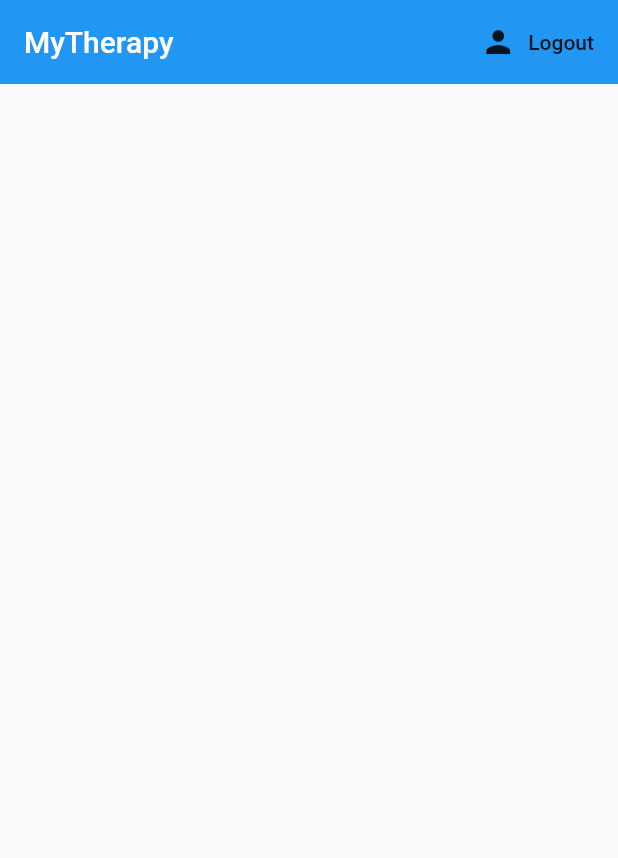
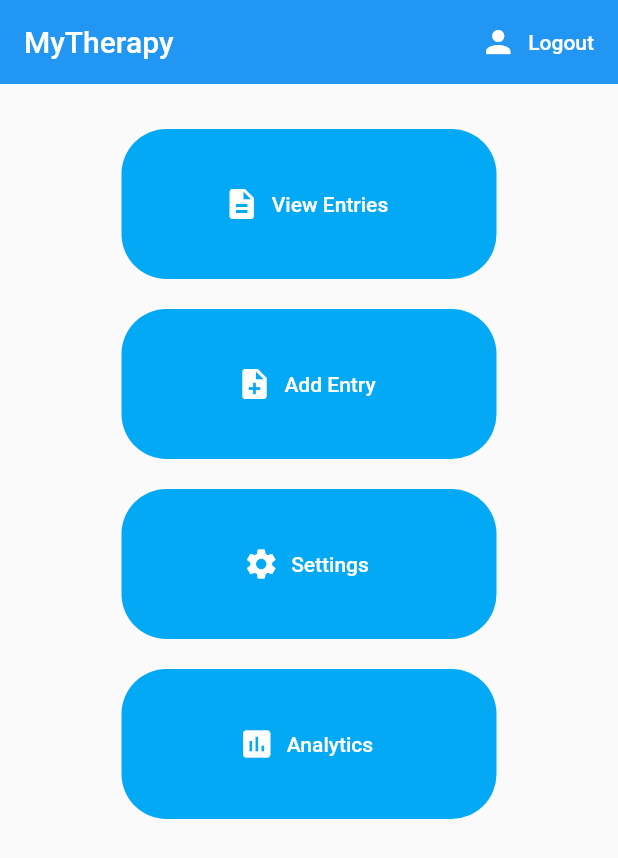
Before and after one commit to DavidParnell95/Final-Year-Project-MyTherapy, a Flutter app: the screen it shows once a user with an empty profile is signed in, after a tap on "Logout", on a phone screen of 412 x 824 dp. Shown: the top 858 px of the screen. Run offline on Flutter 3.47's test engine with Material 2 defaults, Android fonts, the phone set to English and light mode, and no system bars; our stand-ins replace cloud_firestore, firebase_auth, flutter_spinkit, toast; accounts and stored records are empty.

Commit message:
Add entries, styling and home menu
Home menu created addEntry form created and general styling added

```diff
--- a/App/my_therapy/lib/Screens/Authenticate/register.dart
+++ b/App/my_therapy/lib/Screens/Authenticate/register.dart
@@ -42,8 +42,8 @@ class _RegisterState extends State<Register>
 
           //switch to sign in
           FlatButton.icon(
-            icon: Icon(Icons.person),
-            label: Text('Sign In'),
+            icon: Icon(Icons.person,color: textColor),
+            label: Text('Sign In', style: TextStyle(color: textColor)),
             onPressed: ()=> widget.toggleView(),
           ),
         ],
@@ -103,7 +103,7 @@ class _RegisterState extends State<Register>
                 color: Colors.lightBlue,
                 child: Text(
                   'Register',
-                  style: TextStyle(color: Colors.white),
+                  style: TextStyle(color: textColor),
                 ),
                 onPressed: () async{
 
--- a/App/my_therapy/lib/Screens/Authenticate/sign_in.dart
+++ b/App/my_therapy/lib/Screens/Authenticate/sign_in.dart
@@ -42,15 +42,15 @@ class _SignInState extends State<SignIn>
     return loading ? Loading() : Scaffold(
       appBar: AppBar(
         title: Text('Sign In',
-        style: TextStyle(color: Colors.white),
+        style: TextStyle(color: textColor),
         ),
 
         actions: <Widget>[
 
           //switch to register
           FlatButton.icon(
-              icon: Icon(Icons.person),
-              label: Text('Register'),
+              icon: Icon(Icons.person, color: textColor),
+              label: Text('Register',style: TextStyle(color: textColor)),
               onPressed: () =>widget.toggleView(),
           )
         ],
@@ -99,10 +99,10 @@ class _SignInState extends State<SignIn>
               //Log in button
               SizedBox(height: 20.0),
               RaisedButton(
-                color: Colors.lightBlue,
+                color: buttonColor,
                 child: Text(
                   "Sign In",
-                    style: TextStyle(color: Colors.white),
+                    style: TextStyle(color: textColor),
                 ),
                 onPressed: () async{
 
--- a/App/my_therapy/lib/Screens/Home/home.dart
+++ b/App/my_therapy/lib/Screens/Home/home.dart
@@ -1,5 +1,8 @@
 import 'package:flutter/material.dart';
+import 'package:my_therapy/Shared/constants.dart';
+import 'package:my_therapy/Screens/Entries/add_entry.dart';
 import 'package:my_therapy/Services/auth.dart';
+import 'package:toast/toast.dart';
 
 class Home extends StatelessWidget
 {
@@ -7,15 +10,18 @@ class Home extends StatelessWidget
 
   @override
   Widget build(BuildContext context) {
-    // TODO: implement build
+
     return Scaffold(
       appBar: AppBar(
         title: Text('MyTherapy'),
         elevation: 0.0,
         actions: <Widget>[
           FlatButton.icon(
-            icon: Icon(Icons.person),
-            label: Text('Logout') ,
+            icon: Icon(Icons.person, color: textColor),
+            label: Text(
+              "Logout",
+              style: TextStyle(color: textColor),
+            ),
             onPressed: () async{
               await _auth.logOut();
             },
@@ -23,6 +29,131 @@ class Home extends StatelessWidget
         ],
       ),
 
+      body: Container(
+        child:Center(
+          child: Column(
+          children: <Widget>[
+            SizedBox(height: 30),
+
+            //View Entries
+            SizedBox(
+              height: 100,
+              width: 250,
+
+              child: FlatButton.icon(
+                color: Colors.lightBlue,
+                icon: Icon(Icons.description, color: textColor),
+                label: Text(
+                  "View Entries",
+                  style: TextStyle(color: textColor),
+                ),
+
+                //Button shape
+                shape: new RoundedRectangleBorder(
+                  borderRadius: new BorderRadius.circular(30.0),
+                ),
+
+                onPressed: (){
+                  Toast.show(
+                      "UNDER CONSTRTUCTION",
+                      context,
+                      duration: Toast.LENGTH_SHORT,
+                      gravity: Toast.BOTTOM
+                  );
+                },
+              ),
+            ),
+
+            //Add Entry
+            SizedBox(height: 20),
+            SizedBox(
+                height: 100,
+                width: 250,
+
+                child: FlatButton.icon(
+                  color: Colors.lightBlue,
+                  icon: Icon(Icons.note_add, color: textColor),
+                  label: Text(
+                      "Add Entry",
+                      style: TextStyle(color: textColor)
+                  ),
+
+                  //Button shape
+                  shape: new RoundedRectangleBorder(
+                      borderRadius: new BorderRadius.circular(30.0),
+                  ),
+                  onPressed: (){
+                    //Navigate to Add Entry
+                    Navigator.push(
+                      context,
+                      new MaterialPageRoute(builder: (ctxt) => new AddEntry()),
+                    );
+                  },
+                )
+            ),
+
+            //Settings
+            SizedBox(height: 20),
+            SizedBox(
+                height: 100,
+                width: 250,
+
+                child: FlatButton.icon(
+                  color: Colors.lightBlue,
+                  icon: Icon(Icons.settings,color: textColor),
+                  label: Text(
+                    "Settings",
+                    style: TextStyle(color: textColor),
+                  ),
+
+                  //Button shape
+                  shape: new RoundedRectangleBorder(
+                      borderRadius: new BorderRadius.circular(30.0)
+                  ),
+                  onPressed: (){
+                    Toast.show(
+                      "UNDER CONSTRTUCTION",
+                      context,
+                      duration: Toast.LENGTH_SHORT,
+                      gravity: Toast.BOTTOM
+                    );
+                  },
+                ),
+                ),
+
+            //analytics button
+            SizedBox(height: 20),
+            SizedBox(
+              height: 100,
+              width: 250,
+
+              child: FlatButton.icon(
+                color: Colors.lightBlue,
+                icon: Icon(Icons.assessment,color: textColor),
+                label: Text(
+                  "Analytics",
+                  style: TextStyle(color: textColor),
+                ),
+
+                //Button shape
+                shape: new RoundedRectangleBorder(
+                    borderRadius: new BorderRadius.circular(30.0)
+                ),
+                onPressed: (){
+                  Toast.show(
+                      "UNDER CONSTRTUCTION",
+                      context,
+                      duration: Toast.LENGTH_SHORT,
+                      gravity: Toast.BOTTOM
+                  );
+                },
+              ),
+            ),
+          ],
+        ),
+      ),
+
+    ),
     );
   }
 }
--- a/App/my_therapy/pubspec.yaml
+++ b/App/my_therapy/pubspec.yaml
@@ -24,6 +24,8 @@ dependencies:
   cloud_firestore: ^0.12.9+4
   provider: ^3.1.0
   flutter_spinkit: "^4.1.0"
+  toast: ^0.1.5
+  intl: ^0.16.0
 
   # The following adds the Cupertino Icons font to your application.
   # Use with the CupertinoIcons class for iOS style icons.
```
Also changed, not shown: App/my_therapy/lib/Screens/Entries/add_entry.dart (added, +105 -0 lines), App/my_therapy/lib/Shared/constants.dart (+8 -3 lines), App/my_therapy/pubspec.lock.
